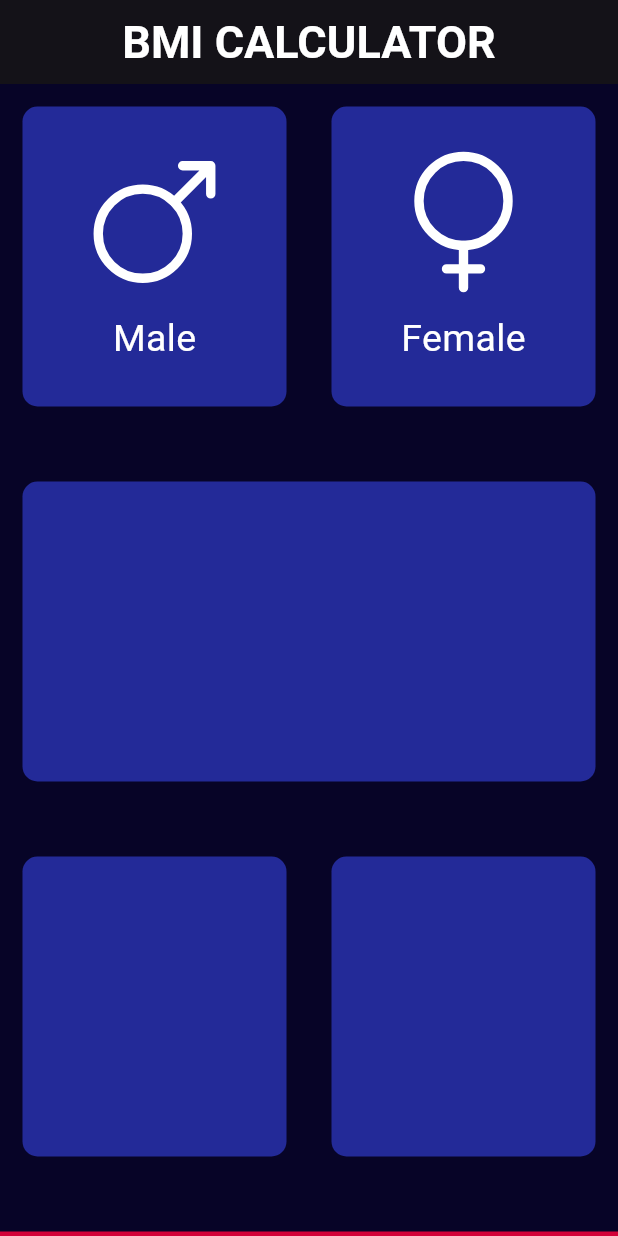
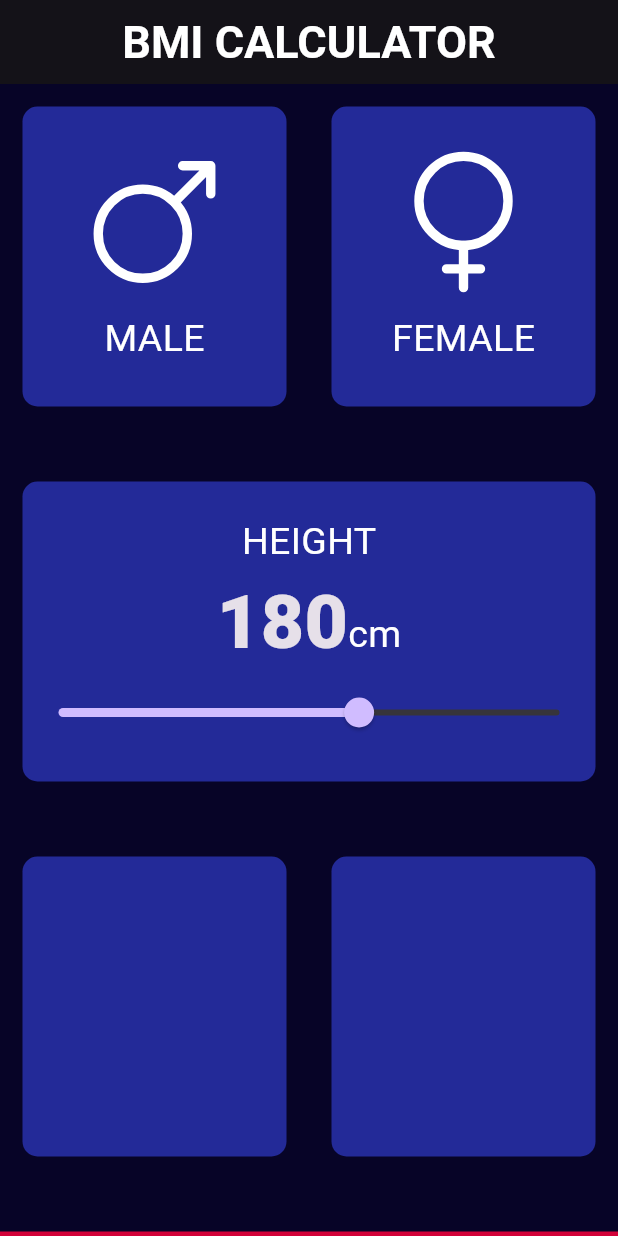
Before and after one commit to Abe99/BMI_calculator, a Flutter app: the screen it shows after launch, on a phone screen of 412 x 824 dp. Run offline on Flutter 3.47's test engine with Material 3 defaults, Android fonts, the phone set to English and light mode, and no system bars; our stand-ins replace flutter_vector_icons, ionicons.

```diff
--- /dev/null
+++ b/lib/constants.dart
@@ -0,0 +1,8 @@
+import 'package:flutter/material.dart';
+const kBottomContainerHeight = 80.0;
+const kActiveCardColor = Color(0xFF21223A);
+const kInactiveCardColor = Color(0xFF232A98);
+const kBottomContainerColor = Color(0xFFD20138);
+const kBtmContainerHeight = 160.0;
+const kLabelTextStyle =  TextStyle(color: Colors.white, fontSize: 25.0);
+const kNumberTextStyle = TextStyle(fontSize: 50.0, fontWeight: FontWeight.w900);
--- a/lib/icon_content.dart
+++ b/lib/icon_content.dart
@@ -1,6 +1,5 @@
 import 'package:flutter/material.dart';
-import 'package:ionicons/ionicons.dart';
-const labelTextStyle =  TextStyle(color: Colors.white, fontSize: 25.0);
+import 'constants.dart';
 
 class IconContent extends StatelessWidget {
    IconContent({this.icon, required this.label});
@@ -20,7 +19,7 @@ class IconContent extends StatelessWidget {
         SizedBox(height: 10.0),
         Text(
           label,
-          style: labelTextStyle,
+          style: kLabelTextStyle,
 
         )
       ],
--- a/lib/input_page.dart
+++ b/lib/input_page.dart
@@ -2,8 +2,7 @@ import 'package:bmi_calculator/icon_content.dart';
 import 'package:flutter/material.dart';
 import 'reusable_card.dart';
 import 'package:flutter_vector_icons/flutter_vector_icons.dart';
-
-const btmContainerHeight = 160.0;
+import 'constants.dart';
 
 enum Gender {
   male,
@@ -13,37 +12,13 @@ enum Gender {
 class inputPage extends StatefulWidget {
   const inputPage({super.key});
 
-
   @override
   State<inputPage> createState() => _inputPageState();
 }
 
 class _inputPageState extends State<inputPage> {
-
   Gender? selectedGender;
-//  void updateColor(Gender gender) {
-//   if(gender == Gender.male) {
-//     if(maleCardColor == inactiveCardColor) {
-//       maleCardColor = activeCardColor;
-//       femaleCardColor = inactiveCardColor;
-//     }else {
-//       maleCardColor = inactiveCardColor;
-//       //femaleCardColor = activeCardColor;
-//     }
-
-//   }
-
-//   if(gender ==Gender.female) {
-//     if(femaleCardColor == inactiveCardColor) {
-//       femaleCardColor = activeCardColor;
-//       maleCardColor = inactiveCardColor;
-//     }else {femaleCardColor = inactiveCardColor;
-//     //maleCardColor = activeCardColor;
-//     }
-
-//   }}
-
-
+  int height = 180;
 
   @override
   Widget build(BuildContext context) {
@@ -61,36 +36,34 @@ class _inputPageState extends State<inputPage> {
             Row(
               children: [
                 Expanded(
-                  child: GestureDetector(
-                    onTap: () {
+                  child: ReusableCard(
+                    onPress: () {
                       setState(() {
-                        //updateColor(Gender.male);
                         selectedGender = Gender.male;
                       });
                     },
-                    child: ReusableCard(
-                      colour: selectedGender == Gender.male? activeCardColor : inactiveCardColor,
-                      cardChild: IconContent(
-                        icon: Ionicons.male_outline,
-                        label: 'Male',
-                      ),
+                    colour: selectedGender == Gender.male
+                        ? kActiveCardColor
+                        : kInactiveCardColor,
+                    cardChild: IconContent(
+                      icon: Ionicons.male_outline,
+                      label: 'MALE',
                     ),
                   ),
                 ),
                 Expanded(
-                  child: GestureDetector(
-                    onTap: () {
+                  child: ReusableCard(
+                    onPress: () {
                       setState(() {
-                        //updateColor(Gender.female);
                         selectedGender = Gender.female;
                       });
                     },
-                    child: ReusableCard(
-                      colour: selectedGender == Gender.female? activeCardColor : inactiveCardColor,
-                      cardChild: IconContent(
-                        icon: Ionicons.female_outline,
-                        label: 'Female',
-                      ),
+                    colour: selectedGender == Gender.female
+                        ? kActiveCardColor
+                        : kInactiveCardColor,
+                    cardChild: IconContent(
+                      icon: Ionicons.female_outline,
+                      label: 'FEMALE',
                     ),
                   ),
                 ),
@@ -99,28 +72,68 @@ class _inputPageState extends State<inputPage> {
             SizedBox(
               height: 20.0,
             ),
-            ReusableCard(colour: inactiveCardColor),
+            ReusableCard(
+              colour: kInactiveCardColor,
+              cardChild: Column(
+                mainAxisAlignment: MainAxisAlignment.center,
+                children: [
+                  Text(
+                    'HEIGHT',
+                    style: kLabelTextStyle,
+                  ),
+                  Row(
+                    crossAxisAlignment: CrossAxisAlignment.baseline,
+                    textBaseline: TextBaseline.alphabetic,
+                    mainAxisAlignment: MainAxisAlignment.center,
+                    children: [
+                      Text(
+                        height.toString(),
+                        style: kNumberTextStyle,
+                      ),
+                      Text(
+                        'cm',
+                        style: kLabelTextStyle,
+                      ),
+
+
+                    ],
+
+                  ),
+                Slider(
+                        value: height.toDouble(),
+                        min: 120.0,
+                        max: 220.0,
+                        onChanged: (double newValue) {
+                          setState(() {
+                            height = newValue.round();
+                          });
+                        },
+                      ),],
+
+              ),
+            ),
             SizedBox(
               height: 20.0,
             ),
             Row(
               children: [
                 Expanded(
-                  child: ReusableCard(colour: inactiveCardColor),
+                  child: ReusableCard(colour: kInactiveCardColor),
                 ),
                 Expanded(
-                  child: ReusableCard(colour: inactiveCardColor),
+                  child: ReusableCard(colour: kInactiveCardColor),
                 )
               ],
             ),
+
             SizedBox(
               height: 20.0,
             ),
             Container(
-              color: bottomContainerColor,
+              color: kBottomContainerColor,
               margin: EdgeInsets.only(top: 15.0),
               width: double.infinity,
-              height: btmContainerHeight,
+              height: kBtmContainerHeight,
             )
           ],
         ));
--- a/lib/reusable_card.dart
+++ b/lib/reusable_card.dart
@@ -1,28 +1,23 @@
 import 'package:flutter/material.dart';
-import 'icon_content.dart';
-import 'package:ionicons/ionicons.dart';
-
-
-const bottomContainerHeight = 80.0;
-const activeCardColor = Color(0xFF21223A);
-const inactiveCardColor = Color(0xFF232A98);
-const bottomContainerColor = Color(0xFFD20138);
 
 class ReusableCard extends StatelessWidget {
-  const ReusableCard({required this.colour, this.cardChild});
+  const ReusableCard({required this.colour, this.cardChild, this.onPress});
 
   final Color? colour;
-
   final Widget? cardChild;
+  final void Function()? onPress;
 
   @override
   Widget build(BuildContext context) {
-    return Container(
-      margin: EdgeInsets.all(15.0),
-      height: 200.0,
-      decoration: BoxDecoration(
-          color: colour, borderRadius: BorderRadius.circular(10.0)),
-      child: cardChild,
+    return GestureDetector(
+      onTap: onPress,
+      child: Container(
+        margin: EdgeInsets.all(15.0),
+        height: 200.0,
+        decoration: BoxDecoration(
+            color: colour, borderRadius: BorderRadius.circular(10.0)),
+        child: cardChild,
+      ),
     );
   }
 }
```
